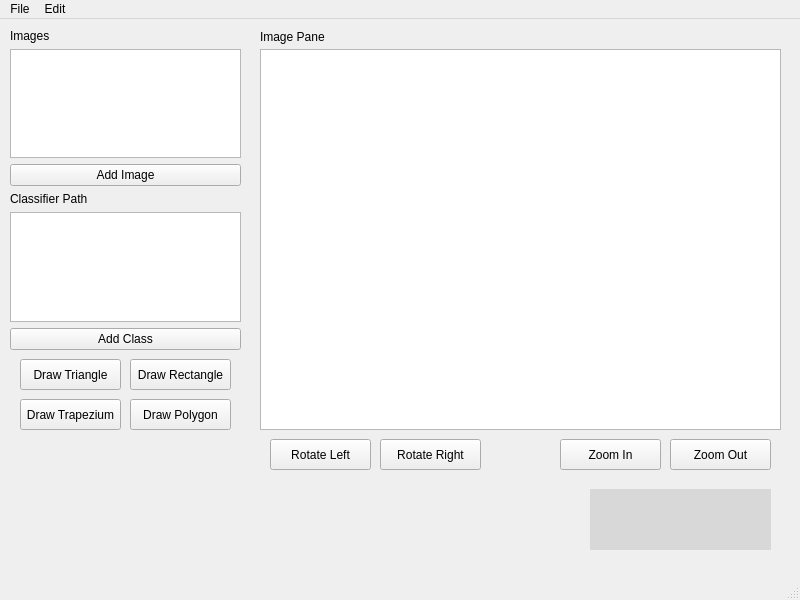
This is SDIProject-master/QTPracticeNew/mainwindow.ui in BRees2451/SDIProject as Qt 5 draws it before an edit. The edited form follows.
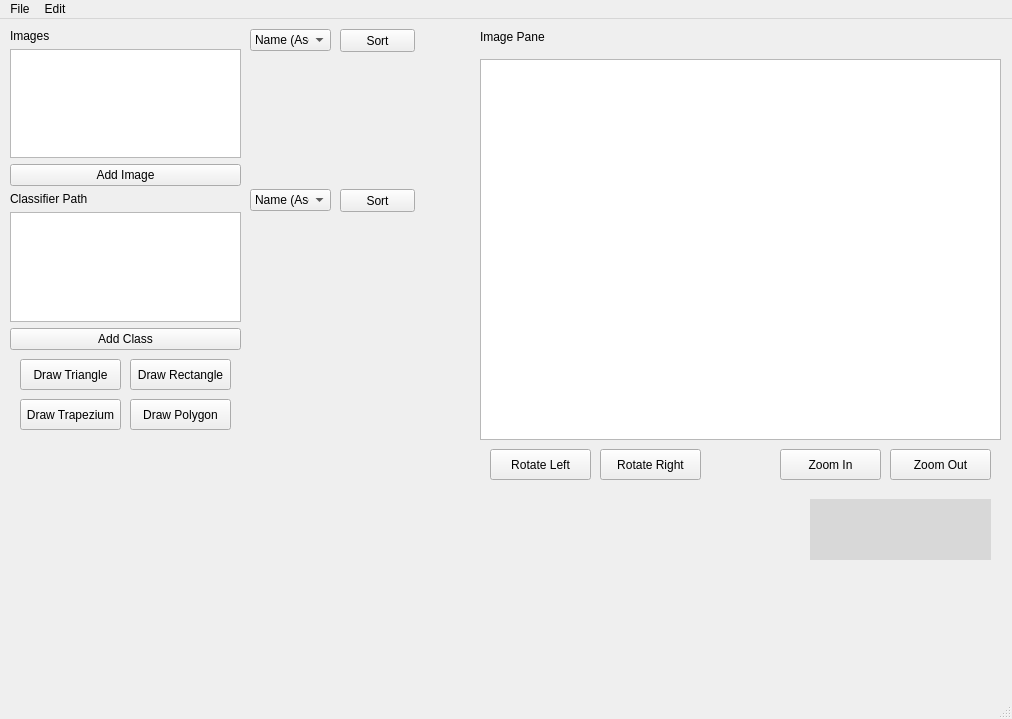
This is the edited form. Custom widgets are drawn as their Qt base class.

Commit message: Added sort buttons to gui

Diff of the .ui file:
```diff
--- a/SDIProject-master/QTPracticeNew/mainwindow.ui
+++ b/SDIProject-master/QTPracticeNew/mainwindow.ui
@@ -6,8 +6,8 @@
    <rect>
     <x>0</x>
     <y>0</y>
-    <width>800</width>
-    <height>600</height>
+    <width>1012</width>
+    <height>719</height>
    </rect>
   </property>
   <property name="windowTitle">
@@ -17,8 +17,8 @@
    <widget class="matDisplay" name="graphicsView">
     <property name="geometry">
      <rect>
-      <x>260</x>
-      <y>30</y>
+      <x>480</x>
+      <y>40</y>
       <width>521</width>
       <height>381</height>
      </rect>
@@ -27,8 +27,8 @@
    <widget class="QPushButton" name="ZoomInButton">
     <property name="geometry">
      <rect>
-      <x>560</x>
-      <y>420</y>
+      <x>780</x>
+      <y>430</y>
       <width>101</width>
       <height>31</height>
      </rect>
@@ -40,8 +40,8 @@
    <widget class="QPushButton" name="ZoomOutButton">
     <property name="geometry">
      <rect>
-      <x>670</x>
-      <y>420</y>
+      <x>890</x>
+      <y>430</y>
       <width>101</width>
       <height>31</height>
      </rect>
@@ -105,7 +105,7 @@
    <widget class="QLabel" name="label_3">
     <property name="geometry">
      <rect>
-      <x>260</x>
+      <x>480</x>
       <y>10</y>
       <width>111</width>
       <height>16</height>
@@ -118,8 +118,8 @@
    <widget class="QPushButton" name="RotateLButton">
     <property name="geometry">
      <rect>
-      <x>270</x>
-      <y>420</y>
+      <x>490</x>
+      <y>430</y>
       <width>101</width>
       <height>31</height>
      </rect>
@@ -131,8 +131,8 @@
    <widget class="QPushButton" name="RotateRButton">
     <property name="geometry">
      <rect>
-      <x>380</x>
-      <y>420</y>
+      <x>600</x>
+      <y>430</y>
       <width>101</width>
       <height>31</height>
      </rect>
@@ -190,8 +190,8 @@
    <widget class="QLabel" name="mouse_position_label">
     <property name="geometry">
      <rect>
-      <x>590</x>
-      <y>470</y>
+      <x>810</x>
+      <y>480</y>
       <width>181</width>
       <height>61</height>
      </rect>
@@ -203,13 +203,99 @@
      <string/>
     </property>
    </widget>
+   <widget class="QComboBox" name="sortImageBy">
+    <property name="geometry">
+     <rect>
+      <x>250</x>
+      <y>10</y>
+      <width>81</width>
+      <height>22</height>
+     </rect>
+    </property>
+    <item>
+     <property name="text">
+      <string>Name (Asc)</string>
+     </property>
+    </item>
+    <item>
+     <property name="text">
+      <string>Name (Desc)</string>
+     </property>
+    </item>
+    <item>
+     <property name="text">
+      <string>Date (Asc)</string>
+     </property>
+    </item>
+    <item>
+     <property name="text">
+      <string>Date( Desc)</string>
+     </property>
+    </item>
+   </widget>
+   <widget class="QPushButton" name="sortImage">
+    <property name="geometry">
+     <rect>
+      <x>340</x>
+      <y>10</y>
+      <width>75</width>
+      <height>23</height>
+     </rect>
+    </property>
+    <property name="text">
+     <string>Sort</string>
+    </property>
+   </widget>
+   <widget class="QComboBox" name="sortClassBy">
+    <property name="geometry">
+     <rect>
+      <x>250</x>
+      <y>170</y>
+      <width>81</width>
+      <height>22</height>
+     </rect>
+    </property>
+    <item>
+     <property name="text">
+      <string>Name (Asc)</string>
+     </property>
+    </item>
+    <item>
+     <property name="text">
+      <string>Name (Desc)</string>
+     </property>
+    </item>
+    <item>
+     <property name="text">
+      <string>Date (Asc)</string>
+     </property>
+    </item>
+    <item>
+     <property name="text">
+      <string>Date( Desc)</string>
+     </property>
+    </item>
+   </widget>
+   <widget class="QPushButton" name="sortClass">
+    <property name="geometry">
+     <rect>
+      <x>340</x>
+      <y>170</y>
+      <width>75</width>
+      <height>23</height>
+     </rect>
+    </property>
+    <property name="text">
+     <string>Sort</string>
+    </property>
+   </widget>
   </widget>
   <widget class="QMenuBar" name="menubar">
    <property name="geometry">
     <rect>
      <x>0</x>
      <y>0</y>
-     <width>800</width>
+     <width>1012</width>
      <height>21</height>
     </rect>
    </property>
```
